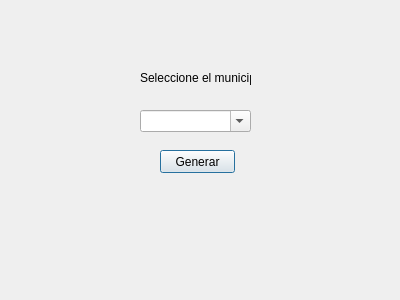
Old version of the form templates/dlgSelectMuni.ui in the repository BuaTeijeiro/ProyectoDI.
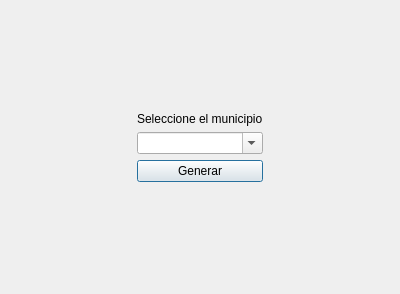
New version of the form.

The edit to the form file:
```diff
--- a/templates/dlgSelectMuni.ui
+++ b/templates/dlgSelectMuni.ui
@@ -7,51 +7,95 @@
     <x>0</x>
     <y>0</y>
     <width>400</width>
-    <height>300</height>
+    <height>294</height>
    </rect>
   </property>
   <property name="windowTitle">
    <string>Dialog</string>
   </property>
+  <layout class="QVBoxLayout" name="verticalLayout_2">
+   <item>
+    <spacer name="verticalSpacer">
+     <property name="orientation">
+      <enum>Qt::Vertical</enum>
+     </property>
+     <property name="sizeHint" stdset="0">
+      <size>
+       <width>20</width>
+       <height>93</height>
+      </size>
+     </property>
+    </spacer>
+   </item>
+   <item>
+    <layout class="QHBoxLayout" name="horizontalLayout">
+     <item>
+      <spacer name="horizontalSpacer">
+       <property name="orientation">
+        <enum>Qt::Horizontal</enum>
+       </property>
+       <property name="sizeHint" stdset="0">
+        <size>
+         <width>40</width>
+         <height>20</height>
+        </size>
+       </property>
+      </spacer>
+     </item>
+     <item>
+      <layout class="QVBoxLayout" name="verticalLayout">
+       <item>
   <widget class="QLabel" name="label">
-   <property name="geometry">
-    <rect>
-     <x>140</x>
-     <y>70</y>
-     <width>111</width>
-     <height>16</height>
-    </rect>
-   </property>
    <property name="text">
     <string>Seleccione el municipio</string>
    </property>
   </widget>
+       </item>
+       <item>
   <widget class="QComboBox" name="cmbMunicipio">
-   <property name="geometry">
-    <rect>
-     <x>140</x>
-     <y>110</y>
-     <width>111</width>
-     <height>22</height>
-    </rect>
-   </property>
    <property name="editable">
     <bool>true</bool>
    </property>
   </widget>
+       </item>
+       <item>
   <widget class="QPushButton" name="btnGenerar">
-   <property name="geometry">
-    <rect>
-     <x>160</x>
-     <y>150</y>
-     <width>75</width>
-     <height>23</height>
-    </rect>
-   </property>
    <property name="text">
     <string>Generar</string>
    </property>
   </widget>
+       </item>
+      </layout>
+     </item>
+     <item>
+      <spacer name="horizontalSpacer_2">
+       <property name="orientation">
+        <enum>Qt::Horizontal</enum>
+       </property>
+       <property name="sizeHint" stdset="0">
+        <size>
+         <width>40</width>
+         <height>20</height>
+        </size>
+       </property>
+      </spacer>
+     </item>
+    </layout>
+   </item>
+   <item>
+    <spacer name="verticalSpacer_2">
+     <property name="orientation">
+      <enum>Qt::Vertical</enum>
+     </property>
+     <property name="sizeHint" stdset="0">
+      <size>
+       <width>20</width>
+       <height>93</height>
+      </size>
+     </property>
+    </spacer>
+   </item>
+  </layout>
  </widget>
  <resources/>
  <connections/>
```
Lines whose indentation alone changed are shown as unchanged.
